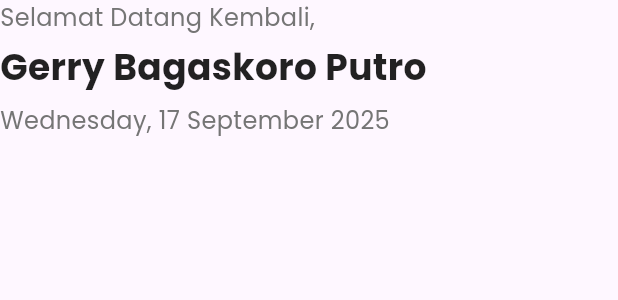
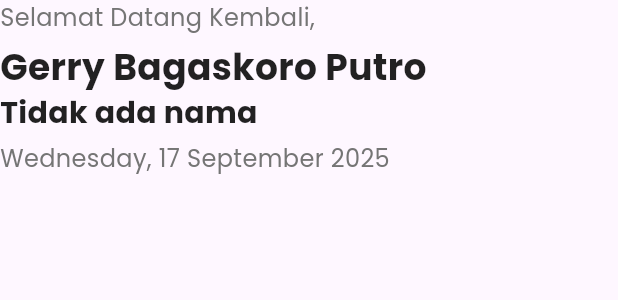
Before and after one commit to gerrybagaskoro/absensi_ppkdjp_b3, a Flutter app: the HeaderSection widget shown alone on an empty page, opened directly, on a phone screen of 412 x 824 dp. Shown: the top 300 px of the screen. Run offline on Flutter 3.47's test engine with Material 3 defaults, Android fonts, the phone set to English and light mode, and no system bars; our stand-ins replace geocoding, geolocator, google_fonts, google_maps_flutter, image_picker, introduction_screen and 1 more; accounts and stored records are empty; network calls fail.

Commit message:
fix location_card, fix header, and fix layout dashboard

```diff
--- a/lib/widgets/absensi/header_section.dart
+++ b/lib/widgets/absensi/header_section.dart
@@ -1,3 +1,4 @@
+import 'package:absensi_ppkdjp_b3/model/auth/get_profile_model.dart';
 import 'package:flutter/material.dart';
 import 'package:intl/intl.dart';
 
@@ -9,6 +10,7 @@ class HeaderSection extends StatefulWidget {
 }
 
 class _HeaderSectionState extends State<HeaderSection> {
+  Data? _profile;
   final String _userName = "Gerry Bagaskoro Putro";
   final DateTime _currentDate = DateTime.now();
   @override
@@ -29,7 +31,15 @@ class _HeaderSectionState extends State<HeaderSection> {
             color: Colors.black87,
           ),
         ),
-        const SizedBox(height: 8),
+        Text(
+          _profile?.name ?? "Tidak ada nama",
+          style: const TextStyle(
+            fontSize: 20,
+            fontWeight: FontWeight.bold,
+            color: Colors.black87,
+          ),
+        ),
+        const SizedBox(height: 4),
         Text(
           DateFormat('EEEE, dd MMMM yyyy').format(_currentDate),
           style: TextStyle(fontSize: 16, color: Colors.grey[600]),
```
Also changed, not shown: lib/views/presensi/dashboard_presensi.dart (+5 -9 lines), lib/widgets/absensi/location_card.dart (+53 -8 lines).
